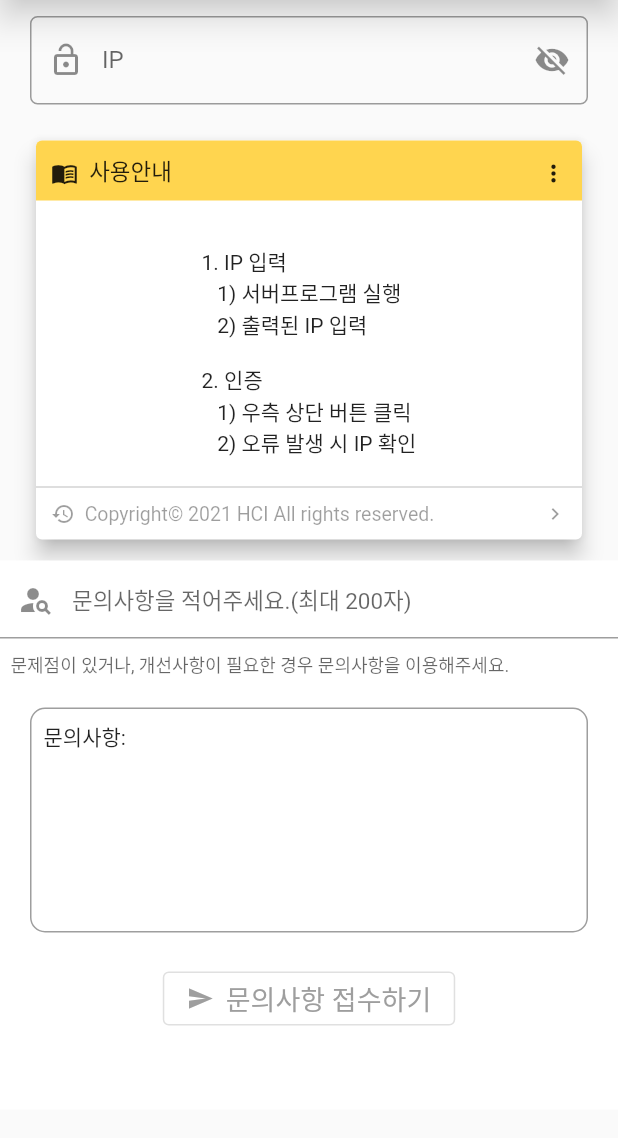
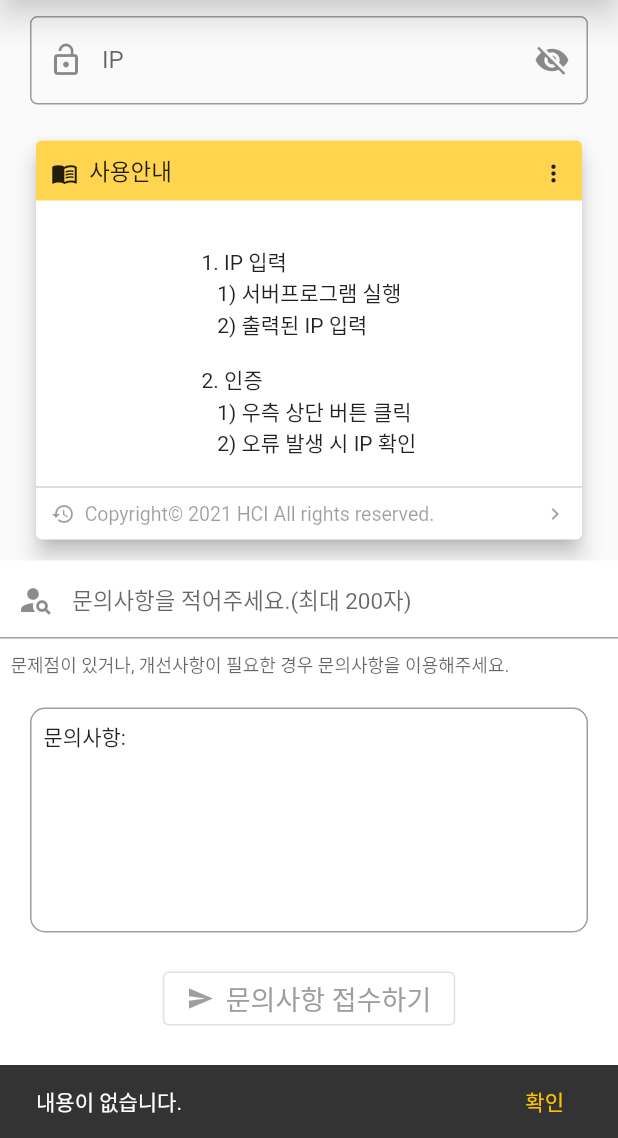
Before and after one commit to Hitbee-dev/wireless_mouse_client, a Flutter app: the screen it shows after launch, after a tap on "문의사항 접수하기", on a phone screen of 412 x 824 dp, the part 98-1236 px from its top. Run offline on Flutter 3.47's test engine with Material 2 defaults, Android fonts, the phone set to English and light mode, and no system bars; our stand-ins replace get.

Commit message:
SnackBar modify

```diff
--- a/lib/pages/home_page.dart
+++ b/lib/pages/home_page.dart
@@ -119,10 +119,15 @@ class _HomePageState extends State<HomePage> {
                     ),
                     OutlinedButton.icon(
                       onPressed: () {
-                        setState(() {
-                          _questionText = "";
-                          _questionController.text = "";
-                        });
+                        if (_questionText == "") {
+                          showSnackBar("내용이 없습니다.");
+                        } else {
+                          showSnackBar("문의 접수가 완료되었습니다.");
+                          setState(() {
+                            _questionText = "";
+                            _questionController.text = "";
+                          });
+                        }
                       },
                       label: Text("문의사항 접수하기",
                           style: TextStyle(fontSize: 18, color: Colors.grey)),
```
Also changed, not shown: 2 other files.
